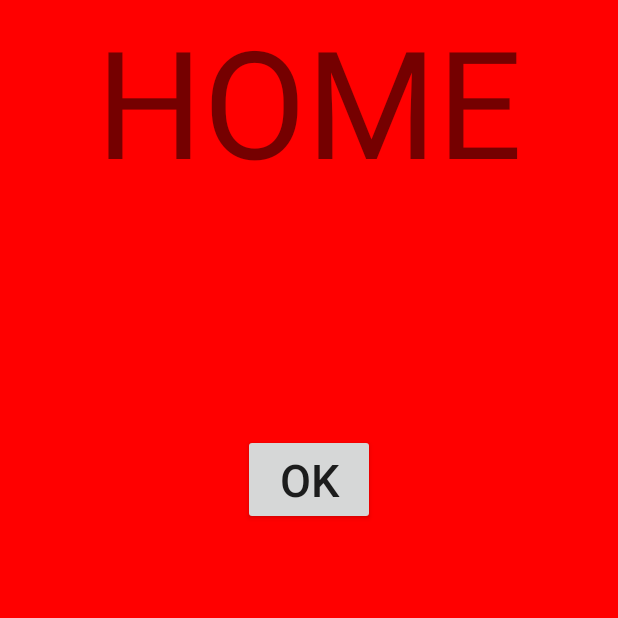
After one commit to mcmadbat/LastStats, an Android app: the fragment HomeFragment shown on its own in the app's theme, on a phone screen of 412 x 824 dp, the top half of it. The commit adds this screen. Run offline under Robolectric (Android 15) with nearby library versions, the phone set to English and light mode, and no system bars.

Commit message:
Home Screen and File IO for User
a

```diff
--- /dev/null
+++ b/app/src/main/java/me/mcmadbat/laststats/Fragments/HomeFragment.java
@@ -0,0 +1,80 @@
+package me.mcmadbat.laststats.Fragments;
+
+import android.os.Bundle;
+import android.support.v4.app.Fragment;
+import android.support.v4.app.FragmentManager;
+import android.support.v7.widget.LinearLayoutManager;
+import android.support.v7.widget.RecyclerView;
+import android.support.v7.widget.SearchView;
+import android.util.Log;
+import android.view.LayoutInflater;
+import android.view.Menu;
+import android.view.MenuInflater;
+import android.view.MenuItem;
+import android.view.View;
+import android.view.ViewGroup;
+import android.widget.Button;
+import android.widget.EditText;
+import android.widget.Toast;
+
+import java.util.List;
+
+import me.mcmadbat.laststats.Helpers.LfmApiHelper;
+import me.mcmadbat.laststats.MainActivity;
+import me.mcmadbat.laststats.R;
+
+/**
+ * Created by David on 2015-09-20.
+ * This is the home fragment
+ */
+public class HomeFragment extends Fragment {
+
+    private static final String TEXT_FRAGMENT = "";
+
+    private Button btnEnter;
+
+    //constructor
+    public static HomeFragment newInstance(String text){
+        HomeFragment mFragment = new HomeFragment();
+        Bundle mBundle = new Bundle();
+        mBundle.putString(TEXT_FRAGMENT, text);
+        mFragment.setArguments(mBundle);
+        return mFragment;
+    }
+
+    @Override
+    public View onCreateView(LayoutInflater inflater, ViewGroup container,
+                             Bundle savedInstanceState) {
+
+        View rootView = inflater.inflate(R.layout.fragment_home, container, false);
+
+        btnEnter = (Button) rootView.findViewById(R.id.btnTest);
+        btnEnter.setOnClickListener(new View.OnClickListener() {
+            @Override
+            public void onClick(View v) {
+
+            }
+        });
+
+        rootView.setLayoutParams(new ViewGroup.LayoutParams(ViewGroup.LayoutParams.MATCH_PARENT, ViewGroup.LayoutParams.MATCH_PARENT ));
+        return rootView;
+    }
+
+    @Override
+    public void onActivityCreated(Bundle savedInstanceState) {
+        super.onActivityCreated(savedInstanceState);
+        setHasOptionsMenu(true);
+    }
+
+    @Override
+    public void onCreateOptionsMenu(Menu menu, MenuInflater inflater) {
+    }
+
+    @Override
+    public boolean onOptionsItemSelected(MenuItem item) {
+        switch (item.getItemId()) {
+        }
+        return true;
+    }
+
+}
--- a/app/src/main/res/layout/card_layout.xml
+++ b/app/src/main/res/layout/card_layout.xml
@@ -5,7 +5,7 @@
     android:layout_width="match_parent"
     android:layout_height="match_parent"
     card_view:cardCornerRadius="4dp"
-    android:layout_margin="5dp">
+    android:layout_margin="3dp">
 
     <RelativeLayout
         android:layout_width="match_parent"
--- /dev/null
+++ b/app/src/main/res/layout/fragment_home.xml
@@ -0,0 +1,24 @@
+<RelativeLayout xmlns:android="http://schemas.android.com/apk/res/android"
+    android:layout_width="match_parent"
+    android:layout_height="match_parent"
+    android:background="@color/primary">
+
+    <Button
+        android:layout_width="wrap_content"
+        android:layout_height="wrap_content"
+        android:text="OK"
+        android:textSize="30sp"
+        android:id="@+id/btnTest"
+        android:layout_marginTop="156dp"
+        android:layout_below="@+id/txtHome"
+        android:layout_centerHorizontal="true" />
+
+    <TextView
+        android:layout_width="wrap_content"
+        android:layout_height="wrap_content"
+        android:text="HOME"
+        android:id="@+id/txtHome"
+        android:textSize="100sp"
+        android:layout_alignParentTop="true"
+        android:layout_centerHorizontal="true" />
+</RelativeLayout>
--- a/app/src/main/res/layout/fragment_main.xml
+++ b/app/src/main/res/layout/fragment_main.xml
@@ -1,6 +1,7 @@
 <RelativeLayout xmlns:android="http://schemas.android.com/apk/res/android"
     android:layout_width="fill_parent"
-    android:layout_height="fill_parent">
+    android:layout_height="fill_parent"
+    android:background="@color/primaryBackground">
 
     <!-- Recycler View for the list -->
     <android.support.v7.widget.RecyclerView
--- a/app/src/main/res/values/colors.xml
+++ b/app/src/main/res/values/colors.xml
@@ -2,4 +2,5 @@
 <resources>
     <color name="primary">#FF0000</color>
     <color name="primaryDark">#990000</color>
+    <color name="primaryBackground">#E6E6E6</color>
 </resources>
```
Also changed, not shown: app/src/main/java/me/mcmadbat/laststats/Fragments/LoginFragment.java (added, +103 -0 lines), app/src/main/java/me/mcmadbat/laststats/Helpers/LfmApiHelper.java (+22 -1 lines), app/src/main/java/me/mcmadbat/laststats/Helpers/UserHelper.java (added, +111 -0 lines), app/src/main/java/me/mcmadbat/laststats/MainActivity.java (+67 -23 lines), app/src/main/res/layout/fragment_login.xml (added, +37 -0 lines), 2 other files.
